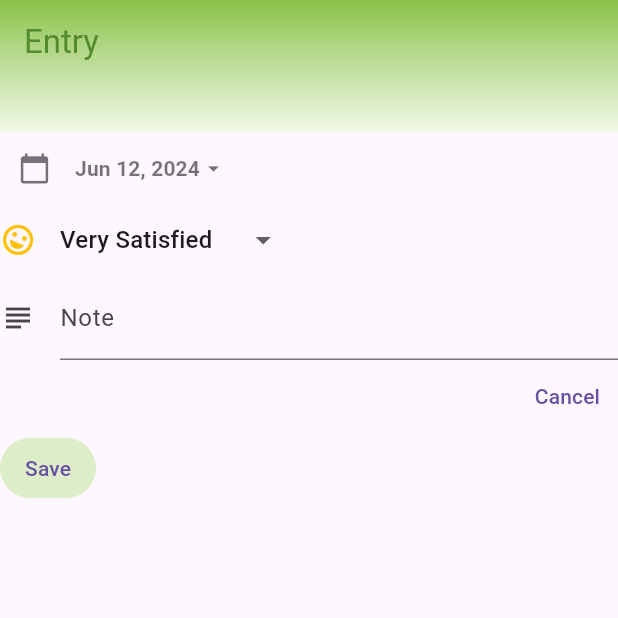
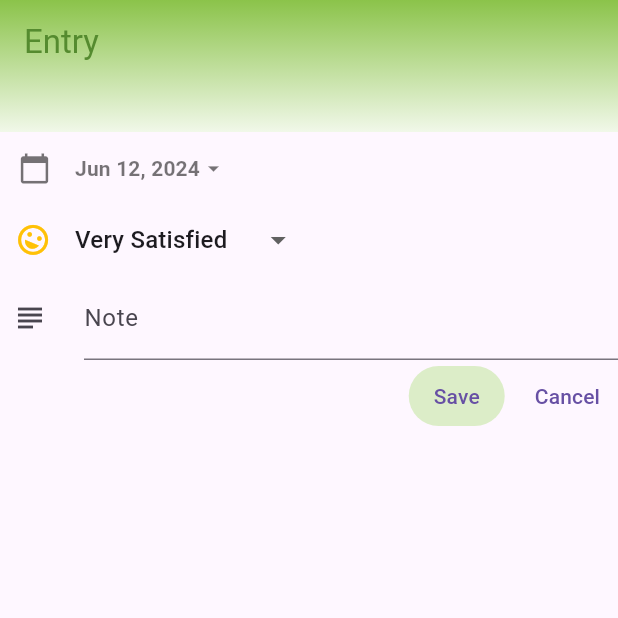
Before and after one commit to Ravi-kumar9347/journal, a Flutter app: the screen it shows once a user with an empty profile is signed in, after a tap on the "add" icon, on a phone screen of 412 x 824 dp, the top half of it. Run offline on Flutter 3.47's test engine with Material 3 defaults, Android fonts, the phone set to English and light mode, and no system bars; our stand-ins replace cloud_firestore, firebase_auth, firebase_core; accounts and stored records are empty.

Commit message:
Your commit message

```diff
--- a/lib/classes/validators.dart
+++ b/lib/classes/validators.dart
@@ -5,7 +5,7 @@ mixin Validators {
       handleData: (email, sink) {
     if (email != null && email.contains('@') && email.contains('.')) {
       sink.add(email);
-    } else if (email != null && email.length > 0) {
+    } else if (email != null && email.isNotEmpty) {
       sink.addError('Enter a valid email');
     }
   });
@@ -14,7 +14,7 @@ mixin Validators {
       handleData: (password, sink) {
     if (password != null && password.length >= 6) {
       sink.add(password);
-    } else if (password != null && password.length > 0) {
+    } else if (password != null && password.isNotEmpty) {
       sink.addError('Password nees to be at least 6 characters');
     }
   });
--- a/lib/main.dart
+++ b/lib/main.dart
@@ -17,7 +17,7 @@ Future<void> main() async {
   );
 
   // Run the app
-  runApp(MyApp());
+  runApp(const MyApp());
 }
 
 class MyApp extends StatelessWidget {
@@ -26,40 +26,39 @@ class MyApp extends StatelessWidget {
   // This widget is the root of your application.
   @override
   Widget build(BuildContext context) {
-    final AuthenticationService? _authenticationService =
+    final AuthenticationService? authenticationService =
         AuthenticationService();
-    final AuthenticationBloc? _authenticationBloc =
-        AuthenticationBloc(_authenticationService!);
+    final AuthenticationBloc? authenticationBloc =
+        AuthenticationBloc(authenticationService!);
     return AuthenticationBlocProvider(
+        authenticationBloc: authenticationBloc!,
         child: StreamBuilder(
           initialData: null,
-          stream: _authenticationBloc?.user,
+          stream: authenticationBloc?.user,
           builder: (context, snapshot) {
             print(AuthenticationBlocProvider.of(context));
-            if (snapshot.connectionState == ConnectionState.waiting)
+            if (snapshot.connectionState == ConnectionState.waiting) {
               return Center(
                 child: Container(
                   height: 30,
                   width: 30,
                   color: Colors.lightGreen,
-                  child: CircularProgressIndicator(),
+                  child: const CircularProgressIndicator(),
                 ),
               );
-            else if (snapshot.hasData) {
+            } else if (snapshot.hasData) {
               return HomeBlocProvider(
+                uid: snapshot.data,
+                homeBloc: HomeBloc(DbFireStoreService(), authenticationService),
                 child: _buildMaterialApp(
-                  MyHomePage(),
+                  const MyHomePage(),
                 ),
-                uid: snapshot.data,
-                homeBloc:
-                    HomeBloc(DbFireStoreService(), _authenticationService),
               );
             } else {
               return _buildMaterialApp(Login());
             }
           },
-        ),
-        authenticationBloc: _authenticationBloc!);
+        ));
   }
 
   MaterialApp _buildMaterialApp(Widget homePage) {
@@ -78,7 +77,7 @@ class MyApp extends StatelessWidget {
           // is not restarted.
           primarySwatch: Colors.lightGreen,
           canvasColor: Colors.lightGreen.shade50,
-          bottomAppBarTheme: BottomAppBarTheme(color: Colors.lightGreen)),
+          bottomAppBarTheme: const BottomAppBarTheme(color: Colors.lightGreen)),
       home: homePage,
     );
   }
--- a/lib/pages/edit_entry.dart
+++ b/lib/pages/edit_entry.dart
@@ -21,7 +21,7 @@ class _EditEntryState extends State<EditEntry> {
   void initState() {
     super.initState();
     _formatDates = FormatDates();
-    _moodIcons = MoodIcons();
+    _moodIcons = const MoodIcons();
     _noteController = TextEditingController();
     _noteController?.text = '';
   }
@@ -40,22 +40,22 @@ class _EditEntryState extends State<EditEntry> {
   }
 
   Future<String> _selectDate(String selectedDate) async {
-    DateTime _initialDate = DateTime.parse(selectedDate);
-    final DateTime? _pickedDate = await showDatePicker(
+    DateTime initialDate = DateTime.parse(selectedDate);
+    final DateTime? pickedDate = await showDatePicker(
         context: context,
-        initialDate: _initialDate,
-        firstDate: DateTime.now().subtract(Duration(days: 365)),
-        lastDate: DateTime.now().add(Duration(days: 365)));
-    if (_pickedDate != null) {
+        initialDate: initialDate,
+        firstDate: DateTime.now().subtract(const Duration(days: 365)),
+        lastDate: DateTime.now().add(const Duration(days: 365)));
+    if (pickedDate != null) {
       selectedDate = DateTime(
-              _pickedDate.year,
-              _pickedDate.month,
-              _pickedDate.day,
-              _initialDate.hour,
-              _initialDate.minute,
-              _initialDate.second,
-              _initialDate.millisecond,
-              _initialDate.microsecond)
+              pickedDate.year,
+              pickedDate.month,
+              pickedDate.day,
+              initialDate.hour,
+              initialDate.minute,
+              initialDate.second,
+              initialDate.millisecond,
+              initialDate.microsecond)
           .toString();
     }
     return selectedDate;
@@ -77,8 +77,8 @@ class _EditEntryState extends State<EditEntry> {
         automaticallyImplyLeading: false,
         elevation: 0,
         bottom: PreferredSize(
+          preferredSize: const Size.fromHeight(32),
           child: Container(),
-          preferredSize: Size.fromHeight(32),
         ),
         flexibleSpace: Container(
           decoration: BoxDecoration(
@@ -95,29 +95,29 @@ class _EditEntryState extends State<EditEntry> {
             children: [
               StreamBuilder(
                   stream: _journalEditBloc?.dateEdit,
-                  builder: (Context, snapshot) {
+                  builder: (context, snapshot) {
                     if (!snapshot.hasData) return Container();
                     return TextButton(
                       child: Row(
                         children: [
-                          Icon(
+                          const Icon(
                             Icons.calendar_today,
                             size: 22,
                             color: Colors.black54,
                           ),
-                          SizedBox(
+                          const SizedBox(
                             width: 16,
                           ),
                           Text(
                             _formatDates?.dateFormatShortMonthDayYear(
                                     snapshot.data!) ??
                                 '',
-                            style: TextStyle(
+                            style: const TextStyle(
                               color: Colors.black54,
                               fontWeight: FontWeight.bold,
                             ),
                           ),
-                          Icon(
+                          const Icon(
                             Icons.arrow_drop_down,
                             color: Colors.black54,
                           ),
@@ -125,8 +125,8 @@ class _EditEntryState extends State<EditEntry> {
                       ),
                       onPressed: () async {
                         FocusScope.of(context).requestFocus(FocusNode());
-                        String _pickerDate = await _selectDate(snapshot.data!);
-                        _journalEditBloc?.dateEditChanged.add(_pickerDate);
+                        String pickerDate = await _selectDate(snapshot.data!);
+                        _journalEditBloc?.dateEditChanged.add(pickerDate);
                       },
                     );
                   }),
@@ -151,6 +151,9 @@ class _EditEntryState extends State<EditEntry> {
                           value: selected,
                           child: Row(
                             children: [
+                              const SizedBox(
+                                width: 10,
+                              ),
                               Transform(
                                 transform: Matrix4.identity()
                                   ..rotateZ(_moodIcons?.getMoodRotation(
@@ -163,7 +166,7 @@ class _EditEntryState extends State<EditEntry> {
                                       _moodIcons?.getMoodColor(selected.title!),
                                 ),
                               ),
-                              SizedBox(
+                              const SizedBox(
                                 width: 16,
                               ),
                               Text(
@@ -181,14 +184,17 @@ class _EditEntryState extends State<EditEntry> {
                   if (!snapshot.hasData) return Container();
                   _noteController?.value =
                       _noteController?.value.copyWith(text: snapshot.data) ??
-                          TextEditingValue();
+                          const TextEditingValue();
                   return TextField(
                     controller: _noteController,
                     textInputAction: TextInputAction.newline,
                     textCapitalization: TextCapitalization.sentences,
-                    decoration: InputDecoration(
+                    decoration: const InputDecoration(
                       labelText: 'Note',
-                      icon: Icon(Icons.subject),
+                      icon: SizedBox(
+                        width: 40.0,
+                        child: Icon(Icons.subject),
+                      ),
                     ),
                     maxLines: null,
                     onChanged: (note) =>
@@ -200,25 +206,25 @@ class _EditEntryState extends State<EditEntry> {
                 mainAxisAlignment: MainAxisAlignment.end,
                 children: [
                   TextButton(
+                    style: ButtonStyle(
+                      backgroundColor: MaterialStateColor.resolveWith(
+                          (states) => Colors.lightGreen.shade100),
+                    ),
+                    onPressed: () {
+                      _addorUpdateJournal();
+                    },
+                    child: const Text('Save'),
+                  ),
+                  const SizedBox(
+                    width: 8,
+                  ),
+                  TextButton(
                       onPressed: () {
                         Navigator.pop(context);
                       },
-                      child: Text('Cancel'))
+                      child: const Text('Cancel'))
                 ],
               ),
-              SizedBox(
-                width: 8,
-              ),
-              TextButton(
-                style: ButtonStyle(
-                  backgroundColor: MaterialStateColor.resolveWith(
-                      (states) => Colors.lightGreen.shade100),
-                ),
-                onPressed: () {
-                  _addorUpdateJournal();
-                },
-                child: Text('Save'),
-              )
             ],
           ),
         ),
--- a/lib/pages/home.dart
+++ b/lib/pages/home.dart
@@ -11,10 +11,8 @@ import 'package:journal/models/journal.dart';
 import 'package:journal/services/db_firestore.dart';
 import 'package:journal/pages/edit_entry.dart';
 
-import 'package:journal/main.dart';
-
 class MyHomePage extends StatefulWidget {
-  MyHomePage({super.key});
+  const MyHomePage({super.key});
 
   // This widget is the home page of your application. It is stateful, meaning
   // that it has a State object (defined below) that contains fields that affect
@@ -34,7 +32,7 @@ class _MyHomePageState extends State<MyHomePage> {
   HomeBloc? _homeBloc;
   String? _uid;
   MoodIcons? _moodIcons;
-  FormatDates _formatDates = FormatDates();
+  final FormatDates _formatDates = FormatDates();
 
   @override
   void didChangeDependencies() {
@@ -58,7 +56,7 @@ class _MyHomePageState extends State<MyHomePage> {
           builder: (context) => JournalEditBlocProvider(
                 journalEditBloc:
                     JournalEditBloc(add, journal, DbFireStoreService()),
-                child: EditEntry(),
+                child: const EditEntry(),
               ),
           fullscreenDialog: true),
     );
@@ -70,17 +68,17 @@ class _MyHomePageState extends State<MyHomePage> {
         barrierDismissible: false,
         builder: (context) {
           return AlertDialog(
-            title: Text("Delete Journal"),
-            content: Text("Are you sure you would like to Delete"),
+            title: const Text("Delete Journal"),
+            content: const Text("Are you sure you would like to Delete"),
             actions: [
               TextButton(
-                child: Text('CANCEL'),
+                child: const Text('CANCEL'),
                 onPressed: () {
                   Navigator.pop(context, false);
                 },
               ),
               TextButton(
-                child: Text(
+                child: const Text(
                   'DELETE',
                   style: TextStyle(color: Colors.red),
                 ),
@@ -95,16 +93,8 @@ class _MyHomePageState extends State<MyHomePage> {
 
   @override
   Widget build(BuildContext context) {
-    // This method is rerun every time setState is called, for instance as done
-    // by the _incrementCounter method above.
-    //
-    // The Flutter framework has been optimized to make rerunning build methods
-    // fast, so that you can just rebuild anything that needs updating rather
-    // than having to individually change instances of widgets.
     return Scaffold(
       appBar: AppBar(
-        // Here we take the value from the MyHomePage object that was created by
-        // the App.build method, and use it to set our appbar title.
         title: Text(
           "Journal",
           style: TextStyle(
@@ -132,44 +122,29 @@ class _MyHomePageState extends State<MyHomePage> {
           ),
         ),
         bottom: PreferredSize(
-          preferredSize: Size.fromHeight(32),
+          preferredSize: const Size.fromHeight(32),
           child: Container(),
         ),
       ),
       body: StreamBuilder(
         stream: _homeBloc?.listJournal,
         builder: (context, snapshot) {
-          if (snapshot.connectionState == ConnectionState.waiting)
-            return Center(
+          if (snapshot.connectionState == ConnectionState.waiting) {
+            return const Center(
               child: CircularProgressIndicator(),
             );
-          else if (snapshot.hasData) {
+          } else if (snapshot.hasData) {
             return _buildListViewSeperated(snapshot);
-          } else
-            return Center(
-                child: Container(
-              child: Text('Add Journals'),
-            ));
+          } else {
+            return const Center(child: Text('Add Journals'));
+          }
         },
-      ),
-      bottomNavigationBar: BottomAppBar(
-        elevation: 0,
-        child: Container(
-          height: 44,
-          decoration: BoxDecoration(
-            gradient: LinearGradient(
-              colors: [Colors.lightGreen.shade50, Colors.lightGreen],
-              begin: Alignment.topCenter,
-              end: Alignment.bottomCenter,
-            ),
-          ),
-        ),
       ),
       floatingActionButtonLocation: FloatingActionButtonLocation.centerDocked,
       floatingActionButton: FloatingActionButton(
         tooltip: 'Journal',
         backgroundColor: Colors.lightGreen.shade300,
-        child: Icon(Icons.add),
+        child: const Icon(Icons.add),
         onPressed: () {
           _addEditJournal(true, Journal(uid: _uid));
         },
@@ -181,22 +156,24 @@ class _MyHomePageState extends State<MyHomePage> {
     return ListView.separated(
         itemCount: snapshot.data.length,
         itemBuilder: (context, index) {
-          String _titleDate = _formatDates
+          String titleDate = _formatDates
               .dateFormatShortMonthDayYear(snapshot.data[index].date);
-          String _subtitle =
+          String subtitle =
               snapshot.data[index].mood + "\n" + snapshot.data[index].note;
           return Dismissible(
             confirmDismiss: (direction) async {
               bool confirmDelete = await _confirmDeleteJournal();
-              if (confirmDelete)
+              if (confirmDelete) {
                 _homeBloc?.deleteJournal.add(snapshot.data[index]);
+              }
+              return null;
             },
             key: Key(snapshot.data[index].documentID),
             background: Container(
               color: Colors.red,
               alignment: Alignment.centerLeft,
-              padding: EdgeInsets.only(left: 16),
-              child: Icon(
+              padding: const EdgeInsets.only(left: 16),
+              child: const Icon(
                 Icons.delete,
                 color: Colors.white,
               ),
@@ -204,8 +181,8 @@ class _MyHomePageState extends State<MyHomePage> {
             secondaryBackground: Container(
               color: Colors.red,
               alignment: Alignment.centerRight,
-              padding: EdgeInsets.only(right: 16),
-              child: Icon(
+              padding: const EdgeInsets.only(right: 16),
+              child: const Icon(
                 Icons.delete,
                 color: Colors.white,
               ),
@@ -215,17 +192,17 @@ class _MyHomePageState extends State<MyHomePage> {
                 children: [
                   Text(
                     _formatDates.dateFormatDayNumber(snapshot.data[index].date),
-                    style: TextStyle(
+                    style: const TextStyle(
                         fontWeight: FontWeight.bold,
-                        fontSize: 32,
+                        fontSize: 26,
                         color: Colors.lightGreen),
                   ),
                   Text(_formatDates
                       .dateFormatShortDayName(snapshot.data[index].date)),
                 ],
               ),
-              title: Text(_titleDate),
-              subtitle: Text(_subtitle),
+              title: Text(titleDate),
+              subtitle: Text(subtitle),
               onTap: () {
                 _addEditJournal(false, snapshot.data[index]);
               },
@@ -247,7 +224,7 @@ class _MyHomePageState extends State<MyHomePage> {
           );
         },
         separatorBuilder: (contex, index) {
-          return Divider(
+          return const Divider(
             color: Colors.grey,
           );
         });
--- a/lib/pages/login.dart
+++ b/lib/pages/login.dart
@@ -26,18 +26,19 @@ class _LoginState extends State<Login> {
   Widget build(BuildContext context) {
     return Scaffold(
       appBar: AppBar(
-        bottom: PreferredSize(
+        bottom: const PreferredSize(
+          preferredSize: Size.fromHeight(40),
           child: Icon(
             Icons.account_circle,
             size: 88,
             color: Colors.white,
           ),
-          preferredSize: Size.fromHeight(40),
         ),
       ),
       body: SafeArea(
         child: SingleChildScrollView(
-          padding: EdgeInsets.only(top: 16, right: 32, bottom: 16, left: 16),
+          padding:
+              const EdgeInsets.only(top: 16, right: 32, bottom: 16, left: 16),
           child: Column(
             crossAxisAlignment: CrossAxisAlignment.stretch,
             children: [
@@ -48,7 +49,7 @@ class _LoginState extends State<Login> {
                     keyboardType: TextInputType.emailAddress,
                     decoration: InputDecoration(
                       labelText: 'Email Address',
-                      icon: Icon(Icons.mail_outline),
+                      icon: const Icon(Icons.mail_outline),
                       errorText: snapshot.error?.toString(),
                     ),
                     onChanged: _loginBloc.emailChanged.add,
@@ -62,7 +63,7 @@ class _LoginState extends State<Login> {
                     obscureText: true,
                     decoration: InputDecoration(
                       labelText: 'Password',
-                      icon: Icon(
+                      icon: const Icon(
                         Icons.security,
                       ),
                       errorText: snapshot.error?.toString(),
@@ -71,7 +72,7 @@ class _LoginState extends State<Login> {
                   );
                 },
               ),
-              SizedBox(
+              const SizedBox(
                 height: 48,
               ),
               _buildLoginAndCreateButtons(),
@@ -88,12 +89,13 @@ class _LoginState extends State<Login> {
         stream: _loginBloc.loginOrCreateButton,
         builder: (context, snapshot) {
           print(snapshot.data);
-          if (snapshot.data == 'Login')
+          if (snapshot.data == 'Login') {
             return _buttonsLogin();
-          else if (snapshot.data == 'create Account')
+          } else if (snapshot.data == 'create Account') {
             return _buttonsCreateAccount();
-          else
+          } else {
             return Container();
+          }
         });
   }
 
@@ -109,20 +111,21 @@ class _LoginState extends State<Login> {
               style: ButtonStyle(
                   elevation: MaterialStateProperty.resolveWith((states) => 16),
                   backgroundColor: MaterialStateColor.resolveWith((states) {
-                    if (states.contains(MaterialState.disabled))
+                    if (states.contains(MaterialState.disabled)) {
                       return Colors.grey.shade100;
-                    else
+                    } else {
                       return Colors.lightGreen.shade200;
+                    }
                   })),
-              child: Text('Login'),
               onPressed: snapshot.data ?? false
                   ? () => _loginBloc.loginOrCreateChange.add('Login')
                   : () {},
+              child: const Text('Login'),
             );
           },
         ),
         TextButton(
-          child: Text('Create Account'),
+          child: const Text('Create Account'),
           onPressed: () {
             _loginBloc.loginOrCreateButtonChanged.add('create Account');
           },
@@ -140,26 +143,27 @@ class _LoginState extends State<Login> {
           stream: _loginBloc.enableLoginCreateButton,
           builder: (context, snapshot) {
             return ElevatedButton(
-                child: Text('Create Account'),
                 style: ButtonStyle(
                     elevation: MaterialStateProperty.all(16),
                     backgroundColor:
                         MaterialStateProperty.resolveWith((states) {
-                      if (states.contains(MaterialState.disabled))
+                      if (states.contains(MaterialState.disabled)) {
                         return Colors.grey.shade100;
-                      else
+                      } else {
                         return Colors.lightGreen.shade200;
+                      }
                     })),
                 onPressed: snapshot.data ?? false
                     ? () => _loginBloc.loginOrCreateChange.add('create Account')
-                    : () {});
+                    : () {},
+                child: const Text('Create Account'));
           },
         ),
         TextButton(
             onPressed: () {
               _loginBloc.loginOrCreateButtonChanged.add('Login');
             },
-            child: Text('Login'))
+            child: const Text('Login'))
       ],
     );
   }
--- a/lib/services/db_firestore.dart
+++ b/lib/services/db_firestore.dart
@@ -3,41 +3,45 @@ import 'package:journal/models/journal.dart';
 import 'package:journal/services/db_firestore_api.dart';
 
 class DbFireStoreService implements DbApi {
-  FirebaseFirestore _fireStore = FirebaseFirestore.instance;
-  String _collectionJournal = 'journals';
+  final FirebaseFirestore _fireStore = FirebaseFirestore.instance;
+  final String _collectionJournal = 'journals';
 
+  @override
   Stream<List<Journal>> getJournalList(String? uid) {
     return _fireStore
         .collection(_collectionJournal)
         .where('uid', isEqualTo: uid)
         .snapshots()
         .map((snapshot) {
-      List<Journal> _journalDocs = snapshot.docs
+      List<Journal> journalDocs = snapshot.docs
           .map((doc) => Journal.fromDoc(doc.data(), doc.id))
           .toList();
-      _journalDocs.sort((comp1, comp2) => comp2.date!.compareTo(comp1.date!));
-      return _journalDocs;
+      journalDocs.sort((comp1, comp2) => comp2.date!.compareTo(comp1.date!));
+      return journalDocs;
     });
   }
 
+  @override
   Future<Journal> getJournal(String? documentID) async {
-    DocumentReference _documentReference =
+    DocumentReference documentReference =
         _fireStore.collection(_collectionJournal).doc(documentID);
     return Journal.fromDoc(
-        await _documentReference.get().then((doc) => doc.data()), documentID);
+        await documentReference.get().then((doc) => doc.data()), documentID);
   }
 
+  @override
   Future<bool> addJournal(Journal journal) async {
-    DocumentReference _documentReference =
+    DocumentReference documentReference =
         await _fireStore.collection(_collectionJournal).add({
       'date': journal.date,
       'mood': journal.mood,
       'note': journal.note,
       'uid': journal.uid,
     });
-    return _documentReference.id != null;
+    return documentReference.id != null;
   }
 
+  @override
   void updateJournal(Journal journal) async {
     await _fireStore
         .collection(_collectionJournal)
@@ -49,6 +53,7 @@ class DbFireStoreService implements DbApi {
     }).catchError((error) => print('Error updating: $error'));
   }
 
+  @override
   void deleteJournal(Journal journal) async {
     await _fireStore
         .collection(_collectionJournal)
```
Also changed, not shown: lib/blocs/login_bloc.dart (+12 -11 lines), lib/services/authentication.dart (+10 -3 lines).
